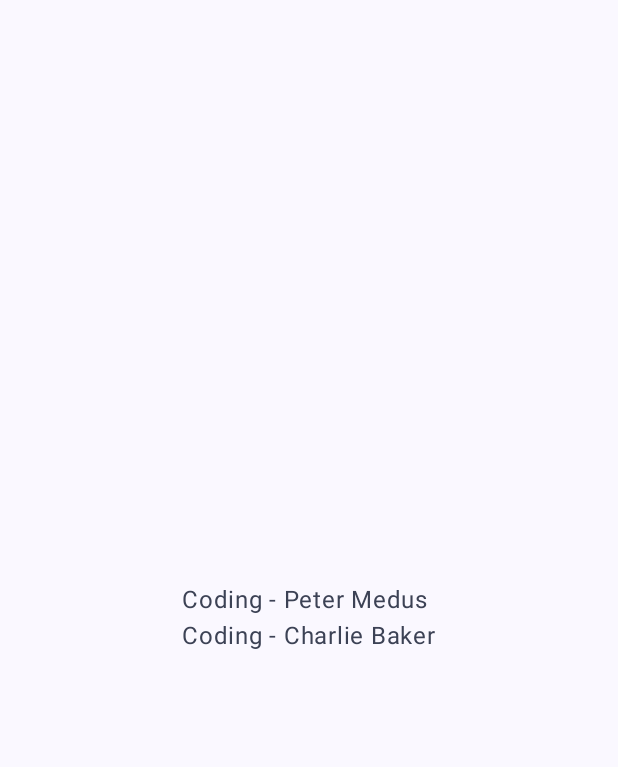
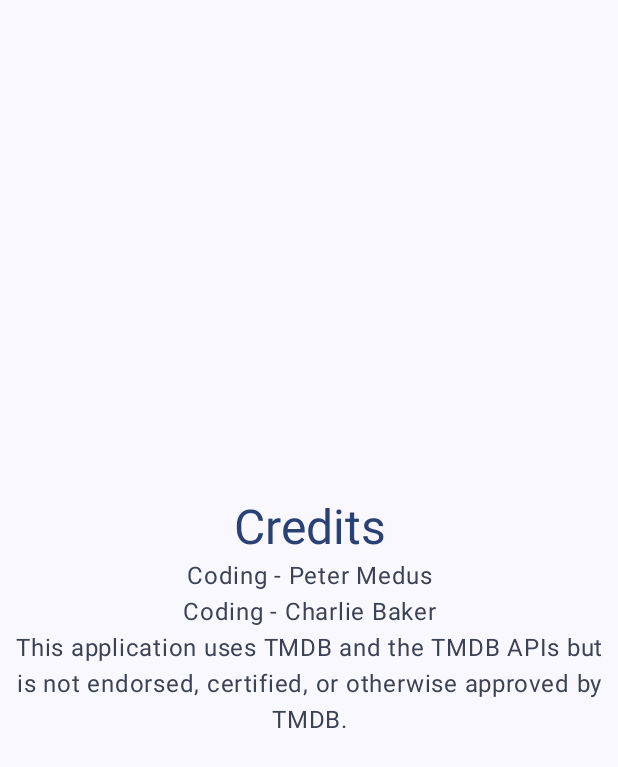
Before and after one commit to Facel3ss1/hacknotts24, an Android app built with Jetpack Compose: the screen it shows after launch (MainActivity), after a tap on "Credits", on a phone screen of 412 x 824 dp. Shown: the top 767 px of the screen. Run offline under Robolectric (Android 15) with nearby library versions, the phone set to English and light mode, and no system bars.

Commit message:
Added credits and quit

```diff
--- a/client/app/src/main/java/com/example/movieapp/MainActivity.kt
+++ b/client/app/src/main/java/com/example/movieapp/MainActivity.kt
@@ -20,7 +20,11 @@ import androidx.compose.foundation.layout.Box
 import androidx.compose.foundation.layout.PaddingValues
 import androidx.compose.foundation.layout.fillMaxWidth
 import androidx.compose.material3.Button
+import androidx.compose.material3.ExperimentalMaterial3Api
+import androidx.compose.material3.TextField
+import androidx.compose.runtime.remember
 import androidx.compose.ui.Alignment
+import androidx.compose.ui.text.style.TextAlign
 import androidx.navigation.NavHostController
 import androidx.navigation.compose.NavHost
 import androidx.navigation.compose.composable
@@ -40,7 +44,7 @@ class MainActivity : ComponentActivity() {
     }
 }
 
-data class Message(val author: String, val body: String)
+data class Message(val heading: String, val body: String)
 
 
 @Composable
@@ -51,7 +55,7 @@ fun MyAppNavHost(modifier: Modifier = Modifier,
         NavHost(modifier = modifier, navController = navController, startDestination = "menu") {
             composable("menu") {
                 Menu(
-                    Message("Android", "Jetpack Compose"),
+                    Message("Movie Finding Game", "Jetpack Compose"),
                     onNavigateToSearchMovies = { navController.navigate("searchmovies") },
                     onNavigateToRandomMovies = { navController.navigate("randommovies") },
                     onNavigateToSettings = { navController.navigate("settings") },
@@ -83,26 +87,58 @@ fun MyAppNavHost(modifier: Modifier = Modifier,
 
 }
 
+
+
 @Composable
 fun Settings() {
-
+    Text(
+        textAlign = TextAlign.Center,
+        modifier = Modifier.fillMaxWidth(),
+        style = MaterialTheme.typography.headlineLarge,
+        color = MaterialTheme.colorScheme.primary,
+        text = "Settings"
+    )
 }
 
 @Composable
 fun RandomMovies() {
+    Text(
+        textAlign = TextAlign.Center,
+        modifier = Modifier.fillMaxWidth(),
+        style = MaterialTheme.typography.headlineLarge,
+        color = MaterialTheme.colorScheme.primary,
+        text = "Random"
+    )
+}
 
-}
 @Composable
 fun Credits() {
     Box(contentAlignment = Alignment.Center) {
         Column {
             Text(
+                textAlign = TextAlign.Center,
+                modifier = Modifier.fillMaxWidth(),
+                style = MaterialTheme.typography.headlineLarge,
+                color = MaterialTheme.colorScheme.primary,
+                text = "Credits"
+            )
+            Text(
+                modifier = Modifier.fillMaxWidth(),
+                textAlign = TextAlign.Center,
                 color = MaterialTheme.colorScheme.secondary,
                 text = "Coding - Peter Medus"
             )
             Text(
+                modifier = Modifier.fillMaxWidth(),
+                textAlign = TextAlign.Center,
                 color = MaterialTheme.colorScheme.secondary,
                 text = "Coding - Charlie Baker"
+            )
+            Text(
+                modifier = Modifier.fillMaxWidth().padding(horizontal = 10.dp),
+                textAlign = TextAlign.Center,
+                color = MaterialTheme.colorScheme.secondary,
+                text = "This application uses TMDB and the TMDB APIs but is not endorsed, certified, or otherwise approved by TMDB."
             )
         }
     }
@@ -110,9 +146,14 @@ fun Credits() {
 
 @Composable
 fun SearchMovies() {
-
+    Text(
+        textAlign = TextAlign.Center,
+        modifier = Modifier.fillMaxWidth(),
+        style = MaterialTheme.typography.headlineLarge,
+        color = MaterialTheme.colorScheme.primary,
+        text = "Search"
+    )
 }
-
 
 @Composable
 fun Menu(
@@ -131,11 +172,18 @@ fun Menu(
 //        )
             Column {
                 Text(
-                    color = MaterialTheme.colorScheme.secondary,
-                    text = msg.author
+                    textAlign = TextAlign.Center,
+                    modifier = Modifier.fillMaxWidth(),
+                    style = MaterialTheme.typography.headlineLarge,
+                    color = MaterialTheme.colorScheme.primary,
+                    text = msg.heading,
                 )
                 Text(
-                    text = msg.body
+                    textAlign = TextAlign.Center,
+                    modifier = Modifier.fillMaxWidth(),
+                    style = MaterialTheme.typography.bodyMedium,
+                    color = MaterialTheme.colorScheme.secondary,
+                    text = msg.body,
                 )
                 Column() {
                     Button(onClick = onNavigateToSearchMovies, modifier = Modifier.fillMaxWidth()) {
```
Also changed, not shown: 4 other files.
